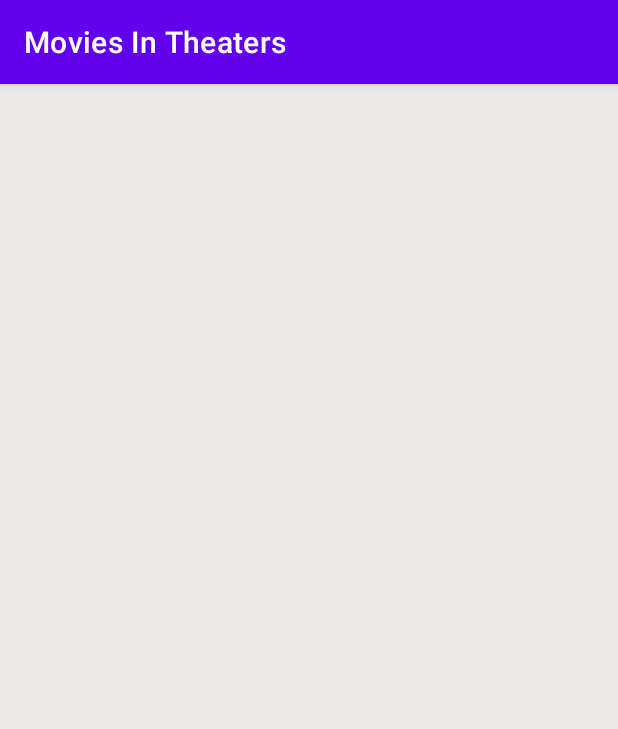
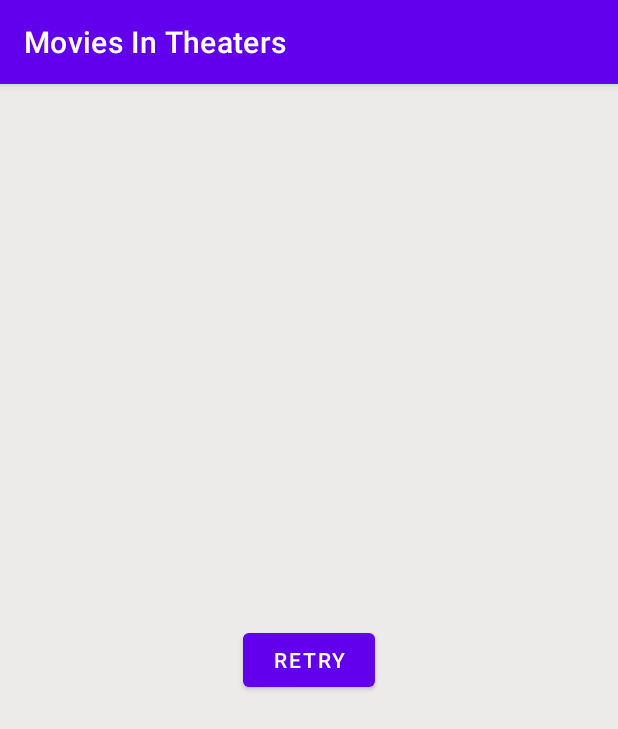
Before and after one commit to AironGomes/MovieDatabase, an Android app: the screen it shows after launch (HomeActivity), on a phone screen of 412 x 824 dp. Shown: the top 729 px of the screen. Run offline under Robolectric (Android 15) with nearby library versions, the phone set to English and light mode, and no system bars; our stand-ins replace navigation-ui, paging.

```diff
--- a/app/src/main/java/com/airongomes/moviedatabase/di/Module.kt
+++ b/app/src/main/java/com/airongomes/moviedatabase/di/Module.kt
@@ -2,9 +2,9 @@ package com.airongomes.moviedatabase.di
 
 import com.airongomes.moviedatabase.domain.remote.api.TMDbApi
 import com.airongomes.moviedatabase.domain.remote.instantiateApi
-import com.airongomes.moviedatabase.repository.MoviePagingSource
-import com.airongomes.moviedatabase.repository.RemoteDataSource
-import com.airongomes.moviedatabase.repository.Repository
+import com.airongomes.moviedatabase.domain.source.MoviePagingSource
+import com.airongomes.moviedatabase.domain.repository.RemoteDataSource
+import com.airongomes.moviedatabase.domain.repository.Repository
 import com.airongomes.moviedatabase.viewModel.DetailViewModel
 import com.airongomes.moviedatabase.viewModel.HomeViewModel
 import org.koin.androidx.viewmodel.dsl.viewModel
--- a/app/src/main/java/com/airongomes/moviedatabase/repository/RemoteDataSource.kt
+++ b/app/src/main/java/com/airongomes/moviedatabase/domain/repository/RemoteDataSource.kt
@@ -1,4 +1,4 @@
-package com.airongomes.moviedatabase.repository
+package com.airongomes.moviedatabase.domain.repository
 
 import com.airongomes.moviedatabase.domain.remote.api.TMDbApi
 
--- a/app/src/main/java/com/airongomes/moviedatabase/repository/Repository.kt
+++ b/app/src/main/java/com/airongomes/moviedatabase/domain/repository/Repository.kt
@@ -1,4 +1,4 @@
-package com.airongomes.moviedatabase.repository
+package com.airongomes.moviedatabase.domain.repository
 
 import com.airongomes.moviedatabase.domain.model.Genres
 import com.airongomes.moviedatabase.domain.model.MovieDetail
@@ -39,6 +39,11 @@ class Repository(
         }.flowOn(dispatcher)
     }
 
-    suspend fun getMoviesInTheaters(page: Int) = remoteDataSource.getMoviesInTheaters(page)
+    suspend fun getMoviesInTheaters(page: Int) =
+        safeApiCall(
+            apiCall = { remoteDataSource.getMoviesInTheaters(page) },
+            resultMapped = { it.toModel() }
+        )
+
 
 }
--- /dev/null
+++ b/app/src/main/java/com/airongomes/moviedatabase/domain/source/MoviePagingSource.kt
@@ -0,0 +1,53 @@
+package com.airongomes.moviedatabase.domain.source
+
+import androidx.paging.PagingSource
+import androidx.paging.PagingState
+import com.airongomes.moviedatabase.domain.model.Movie
+import com.airongomes.moviedatabase.domain.remote.NetworkResult
+import com.airongomes.moviedatabase.domain.repository.Repository
+import java.lang.Exception
+
+class MoviePagingSource(
+    private val repository: Repository
+): PagingSource<Int, Movie>() {
+
+    override fun getRefreshKey(state: PagingState<Int, Movie>): Int? {
+        return state.anchorPosition?.let { anchorPosition ->
+            val anchorPage = state.closestPageToPosition(anchorPosition)
+            anchorPage?.prevKey?.plus(1) ?: anchorPage?.nextKey?.minus(1)
+        }
+    }
+
+    override suspend fun load(params: LoadParams<Int>): LoadResult<Int, Movie> {
+        val position = params.key ?: STARTING_PAGE
+        val response = repository.getMoviesInTheaters(position)
+
+        if (response is NetworkResult.Success) {
+            val movieList = response.data
+
+            movieList?.let {
+                val nextKey = if (it.results.isEmpty() || it.page >= it.totalPages) {
+                    null
+                } else {
+                    // initial load size = 3 * NETWORK_PAGE_SIZE
+                    // ensure we're not requesting duplicating items, at the 2nd request
+                    position + (params.loadSize / PAGE_SIZE)
+                }
+
+                return LoadResult.Page(
+                    data = it.results,
+                    prevKey = if (position == STARTING_PAGE) null else position - 1,
+                    nextKey = nextKey
+                )
+            }
+        }
+
+        return LoadResult.Error(Exception("Unable to load data"))
+    }
+
+    companion object {
+        const val STARTING_PAGE = 1
+        const val PAGE_SIZE = 20
+    }
+
+}
--- a/app/src/main/java/com/airongomes/moviedatabase/repository/MoviePagingSource.kt
+++ /dev/null
@@ -1,45 +0,0 @@
-package com.airongomes.moviedatabase.repository
-
-import androidx.paging.PagingSource
-import androidx.paging.PagingState
-import com.airongomes.moviedatabase.domain.model.Movie
-import com.airongomes.moviedatabase.domain.remote.response.toModel
-import java.lang.Exception
-
-class MoviePagingSource(
-    private val repository: Repository
-): PagingSource<Int, Movie>() {
-
-    override fun getRefreshKey(state: PagingState<Int, Movie>): Int? {
-        return state.anchorPosition?.let { anchorPosition ->
-            val anchorPage = state.closestPageToPosition(anchorPosition)
-            anchorPage?.prevKey?.plus(1) ?: anchorPage?.nextKey?.minus(1)
-        }
-    }
-
-    override suspend fun load(params: LoadParams<Int>): LoadResult<Int, Movie> {
-        try {
-            val nextPage = params.key ?: STARTING_PAGE
-            val response = repository.getMoviesInTheaters(nextPage)
-            if (response.isSuccessful) { //TODO: Handle the response in the safe api?
-                val body = response.body()
-                body?.let {
-                    val movieList = it.toModel()
-                    return LoadResult.Page(
-                        data = movieList.results,
-                        prevKey = if(nextPage == STARTING_PAGE) null else nextPage - 1,
-                        nextKey = if(movieList.page >= movieList.totalPages) null else movieList.page + 1
-                    )
-                }
-            }
-            return LoadResult.Error(Exception("Error: Unable to load data"))
-        } catch (e: Exception) {
-            return LoadResult.Error(e)
-        }
-    }
-
-    companion object {
-        const val STARTING_PAGE = 1
-    }
-
-}
--- a/app/src/main/java/com/airongomes/moviedatabase/ui/HomeFragment.kt
+++ b/app/src/main/java/com/airongomes/moviedatabase/ui/HomeFragment.kt
@@ -4,7 +4,7 @@ import android.os.Bundle
 import android.view.LayoutInflater
 import android.view.View
 import android.view.ViewGroup
-import android.widget.Toast
+import androidx.core.view.isVisible
 import androidx.fragment.app.Fragment
 import androidx.lifecycle.Lifecycle
 import androidx.lifecycle.lifecycleScope
@@ -13,6 +13,7 @@ import androidx.navigation.fragment.NavHostFragment
 import androidx.paging.LoadState
 import com.airongomes.moviedatabase.R
 import com.airongomes.moviedatabase.adapter.MovieAdapter
+import com.airongomes.moviedatabase.adapter.MovieLoadStateAdapter
 import com.airongomes.moviedatabase.viewModel.HomeViewModel
 import kotlinx.android.synthetic.main.fragment_home.*
 import kotlinx.coroutines.flow.collectLatest
@@ -37,42 +38,36 @@ class HomeFragment : Fragment() {
     }
 
     private fun setupView() {
-        movieAdapter.apply {
-            onClick = { openMovieDetail(it) }
-            setLoadListener(this)
+        setupAdapter()
+        fetchData()
+    }
+
+    private fun setupAdapter() {
+        rvMovieList.apply {
+            adapter = movieAdapter.withLoadStateHeaderAndFooter(
+                header = MovieLoadStateAdapter { movieAdapter.retry() },
+                footer = MovieLoadStateAdapter { movieAdapter.retry() },
+            )
+            setHasFixedSize(true)
         }
 
-        movieList.apply {
-            adapter = movieAdapter
-            setHasFixedSize(true)
-        }
-        fetchData()
+        movieAdapter.onClick = { openMovieDetail(it) }
 
-    }
+        btRetry.setOnClickListener { movieAdapter.retry() }
 
-    //TODO: CHANGE LOCAL?
-    private fun setLoadListener(adapter: MovieAdapter) {
-        adapter.addLoadStateListener { loadState ->
+        viewLifecycleOwner.lifecycleScope.launch {
+            movieAdapter.loadStateFlow.collect { loadState ->
 
-            if (loadState.refresh is LoadState.Loading ||
-                loadState.append is LoadState.Loading)
-                    progressBar.visibility = View.VISIBLE
-            else {
-                progressBar.visibility = View.GONE
+                val isListEmpty =
+                    loadState.refresh is LoadState.NotLoading && movieAdapter.itemCount == 0
 
-                // If we have an error, show a toast
-                val errorState = when {
-                    loadState.append is LoadState.Error -> loadState.append as LoadState.Error
-                    loadState.prepend is LoadState.Error ->  loadState.prepend as LoadState.Error
-                    loadState.refresh is LoadState.Error -> loadState.refresh as LoadState.Error
-                    else -> null
-                }
-                errorState?.let {
-                    Toast.makeText(requireContext(), R.string.error_loading_data, Toast.LENGTH_LONG).show()
-                }
-
+                rvMovieList.isVisible = !isListEmpty
+                include_empty_list.isVisible = isListEmpty
+                homeProgressBar.isVisible = loadState.source.refresh is LoadState.Loading
+                btRetry.isVisible = loadState.source.refresh is LoadState.Error
             }
         }
+
     }
 
     private fun fetchData() {
--- a/app/src/main/java/com/airongomes/moviedatabase/viewModel/DetailViewModel.kt
+++ b/app/src/main/java/com/airongomes/moviedatabase/viewModel/DetailViewModel.kt
@@ -6,7 +6,7 @@ import androidx.lifecycle.ViewModel
 import androidx.lifecycle.viewModelScope
 import com.airongomes.moviedatabase.domain.model.MovieDetail
 import com.airongomes.moviedatabase.domain.remote.NetworkResult
-import com.airongomes.moviedatabase.repository.Repository
+import com.airongomes.moviedatabase.domain.repository.Repository
 import kotlinx.coroutines.launch
 
 class DetailViewModel(private val repository: Repository): ViewModel() {
--- a/app/src/main/java/com/airongomes/moviedatabase/viewModel/HomeViewModel.kt
+++ b/app/src/main/java/com/airongomes/moviedatabase/viewModel/HomeViewModel.kt
@@ -7,14 +7,15 @@ import androidx.paging.PagingConfig
 import androidx.paging.PagingData
 import androidx.paging.cachedIn
 import com.airongomes.moviedatabase.domain.model.Movie
-import com.airongomes.moviedatabase.repository.MoviePagingSource
-import com.airongomes.moviedatabase.repository.Repository
+import com.airongomes.moviedatabase.domain.source.MoviePagingSource
+import com.airongomes.moviedatabase.domain.source.MoviePagingSource.Companion.PAGE_SIZE
+import com.airongomes.moviedatabase.domain.repository.Repository
 import kotlinx.coroutines.flow.Flow
 
 class HomeViewModel(private val repository: Repository): ViewModel() {
 
     fun fetchMoviesPage(): Flow<PagingData<Movie>> =
-        Pager(PagingConfig(pageSize = 20)) {
+        Pager(PagingConfig(pageSize = PAGE_SIZE)) {
             MoviePagingSource(repository)
         }.flow.cachedIn(viewModelScope)
 }
--- a/app/src/main/res/layout/fragment_home.xml
+++ b/app/src/main/res/layout/fragment_home.xml
@@ -7,7 +7,7 @@
     android:background="#EDEAEA">
 
     <androidx.recyclerview.widget.RecyclerView
-        android:id="@+id/movieList"
+        android:id="@+id/rvMovieList"
         android:layout_width="0dp"
         android:layout_height="0dp"
         app:layoutManager="androidx.recyclerview.widget.LinearLayoutManager"
@@ -19,7 +19,7 @@
         tools:listitem="@layout/item_movie" />
 
     <ProgressBar
-        android:id="@+id/progressBar"
+        android:id="@+id/homeProgressBar"
         android:layout_width="wrap_content"
         android:layout_height="wrap_content"
         android:visibility="gone"
@@ -29,4 +29,20 @@
         app:layout_constraintStart_toStartOf="parent"
         tools:visibility="visible" />
 
+    <include
+        android:id="@+id/include_empty_list"
+        layout="@layout/include_empty_list"
+        android:visibility="gone"/>
+
+    <Button
+        android:id="@+id/btRetry"
+        android:layout_width="wrap_content"
+        android:layout_height="wrap_content"
+        android:text="@string/retry"
+        app:layout_constraintBottom_toBottomOf="parent"
+        app:layout_constraintEnd_toEndOf="parent"
+        app:layout_constraintStart_toStartOf="parent"
+        app:layout_constraintTop_toTopOf="parent"
+        android:visibility="gone"/>
+
 </androidx.constraintlayout.widget.ConstraintLayout>
--- a/app/src/main/res/values/strings.xml
+++ b/app/src/main/res/values/strings.xml
@@ -2,7 +2,9 @@
     <string name="app_name">Movie Database</string>
     <string name="release_date">Release date:</string>
     <string name="image_url">https://image.tmdb.org/t/p/%s/%s</string>
-    <string name="error_loading_data">Error: Unable to load data</string>
+    <string name="error_loading_data">Unable to load data</string>
     <string name="genre">Genre: %s</string>
     <string name="release">Release: %s</string>
+    <string name="retry">Retry</string>
+    <string name="empty_list">The list is empty</string>
 </resources>
```
Also changed, not shown: app/src/main/java/com/airongomes/moviedatabase/adapter/MovieLoadStateAdapter.kt (added, +43 -0 lines), app/src/main/java/com/airongomes/moviedatabase/domain/remote/response/MovieResponse.kt (+12 -12 lines), app/src/main/java/com/airongomes/moviedatabase/ui/DetailFragment.kt (+14 -10 lines), app/src/main/res/drawable/ic_sad.xml (added, +16 -0 lines), app/src/main/res/layout/include_empty_list.xml (added, +22 -0 lines), app/src/main/res/layout/item_load_state_footer.xml (added, +46 -0 lines).
